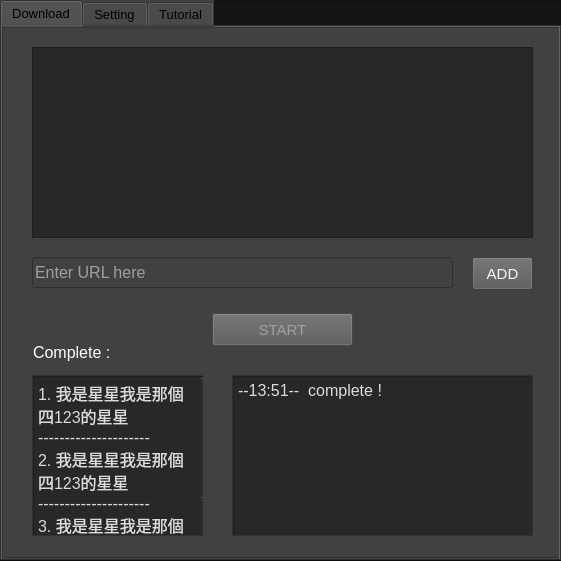
Qt form QtDesigner/main_w.ui (webber123123/muse-hunter) before a commit.
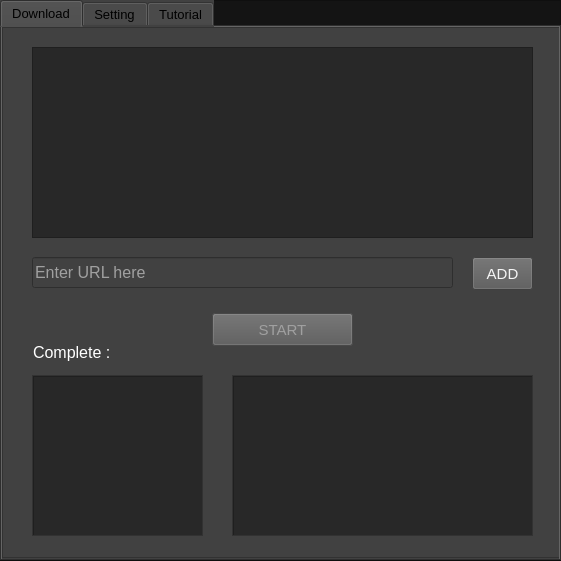
The same form after that commit.

Commit message: <PC 2023/07/04-19:33> almost

Diff of the .ui file:
```diff
--- a/QtDesigner/main_w.ui
+++ b/QtDesigner/main_w.ui
@@ -183,7 +183,7 @@
 &lt;html&gt;&lt;head&gt;&lt;meta name=&quot;qrichtext&quot; content=&quot;1&quot; /&gt;&lt;style type=&quot;text/css&quot;&gt;
 p, li { white-space: pre-wrap; }
 &lt;/style&gt;&lt;/head&gt;&lt;body style=&quot; font-family:'Microsoft YaHei UI'; font-size:12pt; font-weight:400; font-style:normal;&quot;&gt;
-&lt;p style=&quot; margin-top:0px; margin-bottom:0px; margin-left:0px; margin-right:0px; -qt-block-indent:0; text-indent:0px;&quot;&gt;--13:51--  complete !&lt;/p&gt;&lt;/body&gt;&lt;/html&gt;</string>
+&lt;p style=&quot;-qt-paragraph-type:empty; margin-top:0px; margin-bottom:0px; margin-left:0px; margin-right:0px; -qt-block-indent:0; text-indent:0px;&quot;&gt;&lt;br /&gt;&lt;/p&gt;&lt;/body&gt;&lt;/html&gt;</string>
           </property>
          </widget>
         </widget>
@@ -285,12 +285,7 @@
 &lt;html&gt;&lt;head&gt;&lt;meta name=&quot;qrichtext&quot; content=&quot;1&quot; /&gt;&lt;style type=&quot;text/css&quot;&gt;
 p, li { white-space: pre-wrap; }
 &lt;/style&gt;&lt;/head&gt;&lt;body style=&quot; font-family:'Microsoft YaHei UI'; font-size:12pt; font-weight:400; font-style:normal;&quot;&gt;
-&lt;p style=&quot; margin-top:0px; margin-bottom:0px; margin-left:0px; margin-right:0px; -qt-block-indent:0; text-indent:0px;&quot;&gt;1. 我是星星我是那個四123的星星&lt;/p&gt;
-&lt;p style=&quot; margin-top:0px; margin-bottom:0px; margin-left:0px; margin-right:0px; -qt-block-indent:0; text-indent:0px;&quot;&gt;---------------------&lt;/p&gt;
-&lt;p style=&quot; margin-top:0px; margin-bottom:0px; margin-left:0px; margin-right:0px; -qt-block-indent:0; text-indent:0px;&quot;&gt;2. 我是星星我是那個四123的星星&lt;/p&gt;
-&lt;p style=&quot; margin-top:0px; margin-bottom:0px; margin-left:0px; margin-right:0px; -qt-block-indent:0; text-indent:0px;&quot;&gt;---------------------&lt;/p&gt;
-&lt;p style=&quot; margin-top:0px; margin-bottom:0px; margin-left:0px; margin-right:0px; -qt-block-indent:0; text-indent:0px;&quot;&gt;3. 我是星星我是那個四123的星星&lt;/p&gt;
-&lt;p style=&quot; margin-top:0px; margin-bottom:0px; margin-left:0px; margin-right:0px; -qt-block-indent:0; text-indent:0px;&quot;&gt;---------------------&lt;/p&gt;&lt;/body&gt;&lt;/html&gt;</string>
+&lt;p style=&quot;-qt-paragraph-type:empty; margin-top:0px; margin-bottom:0px; margin-left:0px; margin-right:0px; -qt-block-indent:0; text-indent:0px;&quot;&gt;&lt;br /&gt;&lt;/p&gt;&lt;/body&gt;&lt;/html&gt;</string>
           </property>
          </widget>
         </widget>
```
The commit also changes 2 other files.
